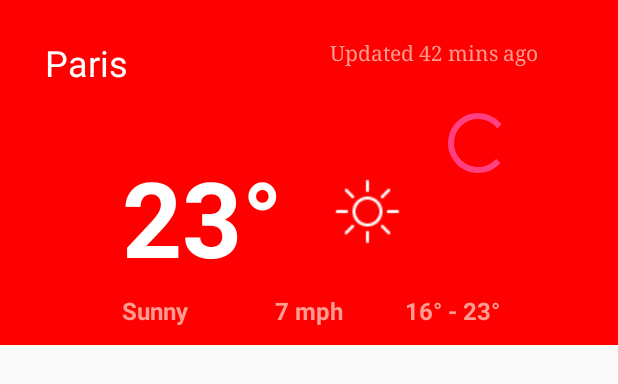
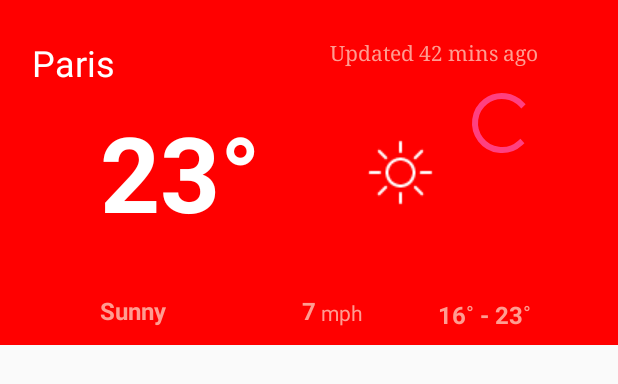
Before and after one commit to bakeliprojects/metewo, an Android app: the layout activity_main.xml on its own in the app's theme, with its tools: preview values and no code run, on a phone screen of 412 x 824 dp. Shown: the top 384 px of the screen. Run offline under Robolectric (Android 15) with nearby library versions, the phone set to English and light mode, and no system bars.

Commit message:
Drawer,names of days, cleaning design

```diff
--- a/app/src/main/java/parser/RetrofitInterface.java
+++ b/app/src/main/java/parser/RetrofitInterface.java
@@ -7,14 +7,14 @@ import retrofit.http.Query;
 
 
 /**
- * Created by Mobile App Develop on 4/17/2017.
+ * Created by Cheikh DG.
  */
 
 public interface RetrofitInterface {
-    @GET("v1/forecast.json?key=e10f2a2773ae47d4ac1131057171606&q=Dakar&days=7")
+    @GET("v1/forecast.json?key=e10f2a2773ae47d4ac1131057171606&q=Dakar&days=5")
     Call<Wether> getWeather();
 
-    @GET("v1/forecast.json?key=e10f2a2773ae47d4ac1131057171606&days=7")
+    @GET("v1/forecast.json?key=e10f2a2773ae47d4ac1131057171606&days=5")
     Call<Wether> getWeather(@Query("q") String  wetherRegion);
 
 }
--- a/app/src/main/res/layout/content_main.xml
+++ b/app/src/main/res/layout/content_main.xml
@@ -21,6 +21,7 @@
         <RelativeLayout
             android:layout_width="fill_parent"
             android:layout_height="fill_parent"
+            android:elevation="3dp"
             app:layout_behavior="@string/appbar_scrolling_view_behavior"
             tools:context="metewo.android.bakeli.volkeno.com.metewo.MainActivity">
 
@@ -29,17 +30,19 @@
                 style="?android:attr/progressBarStyle"
                 android:layout_width="wrap_content"
                 android:layout_height="wrap_content"
-                android:layout_below="@+id/location"
-                android:layout_marginTop="13dp"
-                android:layout_toEndOf="@+id/minTemp"
-                android:layout_toRightOf="@+id/minTemp" />
+                android:layout_alignEnd="@+id/lastUpdated"
+                android:layout_alignRight="@+id/lastUpdated"
+                android:layout_below="@+id/location" />
 
             <TextView
                 android:id="@+id/location"
                 android:layout_width="94dp"
                 android:layout_height="wrap_content"
-                android:layout_marginLeft="30dp"
-                android:layout_marginTop="25dp"
+                android:layout_alignParentLeft="true"
+                android:layout_alignParentStart="true"
+                android:layout_alignTop="@+id/lastUpdated"
+                android:layout_marginLeft="21dp"
+                android:layout_marginStart="21dp"
                 android:fontFamily="sans-serif"
                 android:text="Paris"
                 android:textColor="@android:color/background_light"
@@ -59,12 +62,11 @@
                 android:id="@+id/tempC"
                 android:layout_width="wrap_content"
                 android:layout_height="wrap_content"
-                android:layout_alignLeft="@+id/location"
-                android:layout_alignStart="@+id/location"
-                android:layout_below="@+id/location"
-                android:layout_marginLeft="51dp"
-                android:layout_marginStart="51dp"
-                android:layout_marginTop="40dp"
+                android:layout_centerVertical="true"
+                android:layout_marginEnd="27dp"
+                android:layout_marginRight="27dp"
+                android:layout_toLeftOf="@+id/windMph"
+                android:layout_toStartOf="@+id/windMph"
                 android:contextClickable="false"
                 android:elegantTextHeight="false"
                 android:fontFamily="sans-serif"
@@ -79,10 +81,9 @@
                 android:id="@+id/icon"
                 android:layout_width="wrap_content"
                 android:layout_height="wrap_content"
-                android:layout_alignLeft="@+id/lastUpdated"
-                android:layout_alignStart="@+id/lastUpdated"
-                android:layout_below="@+id/location"
-                android:layout_marginTop="58dp"
+                android:layout_centerVertical="true"
+                android:layout_toEndOf="@+id/textView3"
+                android:layout_toRightOf="@+id/textView3"
                 app:srcCompat="@drawable/sun" />
 
             <TextView
@@ -92,7 +93,7 @@
                 android:layout_alignParentBottom="true"
                 android:layout_centerHorizontal="true"
                 android:layout_marginBottom="12dp"
-                android:text="7 mph"
+                android:text="7"
                 android:textColor="#FF9C91"
                 android:textSize="16sp"
                 android:textStyle="bold" />
@@ -114,10 +115,10 @@
                 android:id="@+id/minTemp"
                 android:layout_width="wrap_content"
                 android:layout_height="wrap_content"
-                android:layout_alignBaseline="@+id/windMph"
-                android:layout_alignBottom="@+id/windMph"
-                android:layout_toRightOf="@+id/icon"
-                android:text="16°"
+                android:layout_alignTop="@+id/textView3"
+                android:layout_toLeftOf="@+id/progressBar"
+                android:layout_toStartOf="@+id/progressBar"
+                android:text="16"
                 android:textColor="#FF9C91"
                 android:textSize="16sp"
                 android:textStyle="bold" />
@@ -126,25 +127,56 @@
                 android:id="@+id/textView2"
                 android:layout_width="wrap_content"
                 android:layout_height="wrap_content"
-                android:layout_alignBottom="@+id/minTemp"
-                android:layout_toEndOf="@+id/minTemp"
-                android:layout_toRightOf="@+id/minTemp"
+                android:layout_alignTop="@+id/textView5"
+                android:layout_toEndOf="@+id/textView5"
+                android:layout_toRightOf="@+id/textView5"
                 android:text=" - "
-                android:textStyle="bold"
                 android:textColor="#FF9C91"
-                android:textSize="16sp" />
+                android:textSize="16sp"
+                android:textStyle="bold" />
 
             <TextView
                 android:id="@+id/maxTemp"
                 android:layout_width="wrap_content"
                 android:layout_height="wrap_content"
-                android:layout_alignTop="@+id/textView2"
-                android:layout_toEndOf="@+id/textView2"
+                android:layout_alignBaseline="@+id/textView2"
+                android:layout_alignBottom="@+id/textView2"
                 android:layout_toRightOf="@+id/textView2"
-                android:text="23°"
+                android:text="23"
                 android:textColor="#FF9C91"
                 android:textSize="16sp"
                 android:textStyle="bold" />
+
+            <TextView
+                android:id="@+id/textView3"
+                android:layout_width="wrap_content"
+                android:layout_height="wrap_content"
+                android:layout_alignBottom="@+id/windMph"
+                android:layout_toEndOf="@+id/windMph"
+                android:layout_toRightOf="@+id/windMph"
+                android:elevation="2dp"
+                android:text=" mph"
+                android:textColor="#FF9C91" />
+
+            <TextView
+                android:id="@+id/textView5"
+                android:layout_width="wrap_content"
+                android:layout_height="wrap_content"
+                android:layout_alignTop="@+id/minTemp"
+                android:layout_toEndOf="@+id/minTemp"
+                android:layout_toRightOf="@+id/minTemp"
+                android:text="°"
+                android:textColor="#FF9C91" />
+
+            <TextView
+                android:layout_width="wrap_content"
+                android:layout_height="wrap_content"
+                android:layout_alignTop="@+id/maxTemp"
+                android:layout_toEndOf="@+id/maxTemp"
+                android:text="°"
+                android:textColor="#FF9C91"
+                android:layout_toRightOf="@+id/maxTemp" />
+
 
         </RelativeLayout>
     </FrameLayout>
@@ -163,7 +195,6 @@
             android:layout_height="wrap_content" />
 
 
-
     </FrameLayout>
 
 
--- a/app/src/main/res/menu/activity_main_drawer.xml
+++ b/app/src/main/res/menu/activity_main_drawer.xml
@@ -5,19 +5,19 @@
         <item
             android:id="@+id/nav_camera"
             android:icon="@drawable/ic_menu_camera"
-            android:title="Import" />
+            android:title="Thies" />
         <item
             android:id="@+id/nav_gallery"
             android:icon="@drawable/ic_menu_gallery"
-            android:title="Gallery" />
+            android:title="Kaolack" />
         <item
             android:id="@+id/nav_slideshow"
             android:icon="@drawable/ic_menu_slideshow"
-            android:title="Slideshow" />
+            android:title="Louga" />
         <item
             android:id="@+id/nav_manage"
             android:icon="@drawable/ic_menu_manage"
-            android:title="Tools" />
+            android:title="Dakar" />
     </group>
 
     <item android:title="Communicate">
--- a/app/src/main/res/values/drawables.xml
+++ b/app/src/main/res/values/drawables.xml
@@ -1,8 +1,8 @@
 <resources xmlns:android="http://schemas.android.com/apk/res/android">
-    <item name="ic_menu_camera" type="drawable">@android:drawable/ic_menu_camera</item>
+    <!--<item name="ic_menu_camera" type="drawable">@android:drawable/ic_menu_camera</item>
     <item name="ic_menu_gallery" type="drawable">@android:drawable/ic_menu_gallery</item>
     <item name="ic_menu_slideshow" type="drawable">@android:drawable/ic_menu_slideshow</item>
     <item name="ic_menu_manage" type="drawable">@android:drawable/ic_menu_manage</item>
     <item name="ic_menu_share" type="drawable">@android:drawable/ic_menu_share</item>
-    <item name="ic_menu_send" type="drawable">@android:drawable/ic_menu_send</item>
+    <item name="ic_menu_send" type="drawable">@android:drawable/ic_menu_send</item>-->
 </resources>
```
Also changed, not shown: app/src/main/java/metewo/android/bakeli/volkeno/com/metewo/MainActivity.java (+126 -128 lines), app/src/main/java/metewo/android/bakeli/volkeno/com/metewo/WeatherAdapter.java (+50 -7 lines), app/src/main/java/model/Current.java (+6 -6 lines), app/src/main/java/model/Day.java (+6 -6 lines), app/src/main/res/layout/item_weather.xml (+51 -27 lines).
